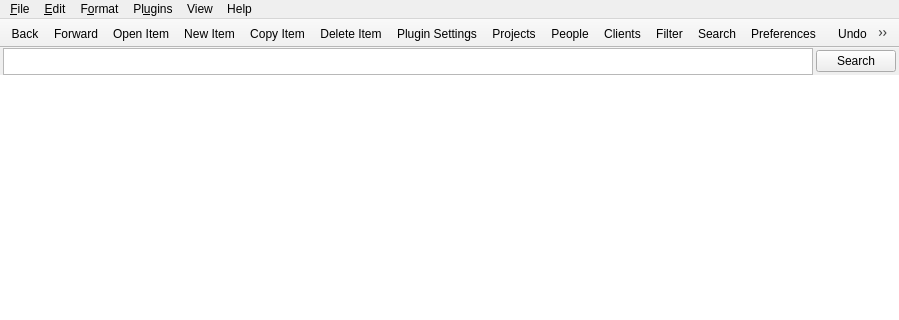
First picture: the form in mainwindow.ui, repository kestermckinney/ProjectNotes, before the edit; both pictures show x 0 to 899 and y 0 to 320 of the 899 by 799 pixel window.
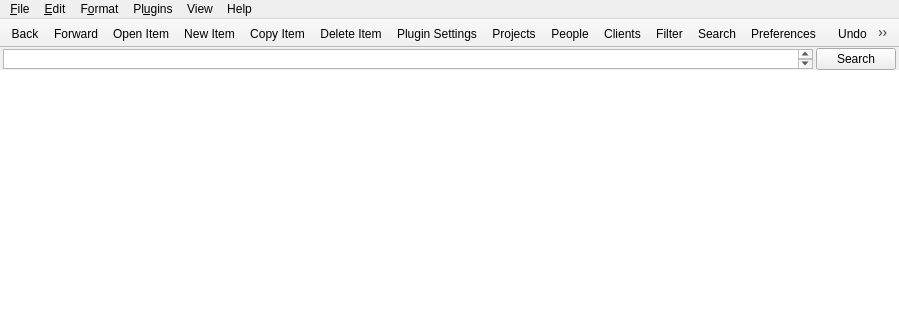
Second picture: the form after the edit. The open tabs and pages were chosen to show the change. Icons and pictures are not drawn. Custom widgets are drawn as their Qt base class.

```diff
--- a/mainwindow.ui
+++ b/mainwindow.ui
@@ -1407,7 +1407,7 @@
             <property name="maximumSize">
              <size>
               <width>16777215</width>
-              <height>27</height>
+              <height>20</height>
              </size>
             </property>
             <property name="tabChangesFocus">
```
Left out of the diff: 8 changed lines with no effect on the pictures.
